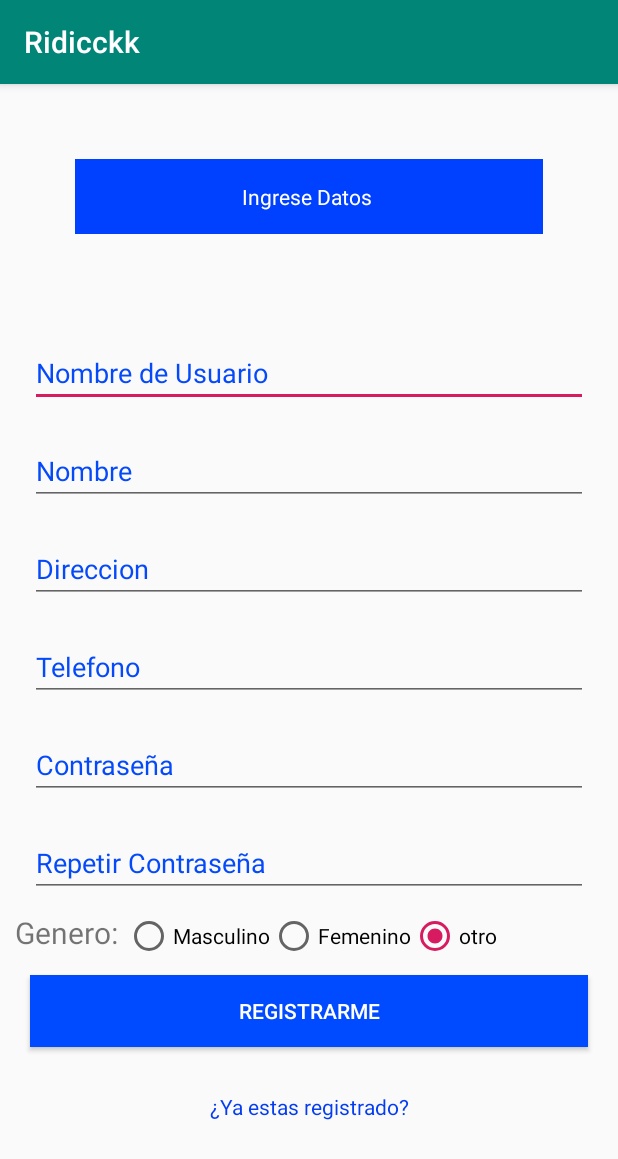
After one commit to wilsonfjp/RIDICCKK, an Android app: the nueva1 screen opened directly, with no data from a screen before it, on a phone screen of 412 x 824 dp. The commit adds this screen. Shown: the top 1159 px of the screen. Run offline under Robolectric (Android 15) with nearby library versions, the phone set to English and light mode, and no system bars.

Commit message:
iniciov2

```diff
--- a/app/src/main/AndroidManifest.xml
+++ b/app/src/main/AndroidManifest.xml
@@ -9,6 +9,7 @@
         android:roundIcon="@mipmap/ic_launcher_round"
         android:supportsRtl="true"
         android:theme="@style/AppTheme">
+        <activity android:name=".nueva1"></activity>
         <activity android:name=".MainActivity">
             <intent-filter>
                 <action android:name="android.intent.action.MAIN" />
--- /dev/null
+++ b/app/src/main/java/com/example/ridicckk/nueva1.java
@@ -0,0 +1,14 @@
+package com.example.ridicckk;
+
+import androidx.appcompat.app.AppCompatActivity;
+
+import android.os.Bundle;
+
+public class nueva1 extends AppCompatActivity {
+
+    @Override
+    protected void onCreate(Bundle savedInstanceState) {
+        super.onCreate(savedInstanceState);
+        setContentView(R.layout.activity_nueva1);
+    }
+}
--- a/app/src/main/res/layout/activity_main.xml
+++ b/app/src/main/res/layout/activity_main.xml
@@ -50,6 +50,14 @@
               android:layout_width="match_parent"
               android:layout_height="match_parent"
               android:text="ENVIAR"/>
+          <GridLayout
+              android:layout_margin="10dp"
+              android:layout_width="wrap_content"
+              android:layout_height="wrap_content">
+
+
+          </GridLayout>
+
 
 
 
--- /dev/null
+++ b/app/src/main/res/layout/activity_nueva1.xml
@@ -0,0 +1,142 @@
+<?xml version="1.0" encoding="utf-8"?>
+<ScrollView xmlns:android="http://schemas.android.com/apk/res/android"
+    xmlns:app="http://schemas.android.com/apk/res-auto"
+    xmlns:tools="http://schemas.android.com/tools"
+    android:layout_width="match_parent"
+    android:layout_height="match_parent"
+    tools:context=".nueva1">
+
+    <androidx.appcompat.widget.LinearLayoutCompat
+        android:layout_width="match_parent"
+        android:orientation="vertical"
+        android:layout_height="match_parent">
+        <RelativeLayout
+            android:layout_margin="50dp"
+            android:layout_width="match_parent"
+            android:layout_height="50dp"
+            android:background="#0041FF">
+
+            <TextView
+                android:layout_width="match_parent"
+                android:layout_height="match_parent"
+                android:text="Ingrese Datos
+"
+                android:gravity="center"
+                android:textColor="#FFFFFF">
+
+            </TextView>
+
+        </RelativeLayout>
+        <GridLayout
+            android:layout_margin="10dp"
+            android:layout_width="match_parent"
+            android:layout_height="match_parent"
+            android:columnCount="1"
+            android:rowCount="2">
+            <EditText
+                android:layout_margin="10dp"
+                android:layout_width="match_parent"
+                android:layout_height="match_parent"
+                android:hint="Nombre de Usuario"
+                android:textColorHint="#0449FA"/>
+
+            <EditText
+                android:layout_margin="10dp"
+                android:layout_width="match_parent"
+                android:layout_height="match_parent"
+                android:hint="Nombre"
+                android:textColorHint="#0449FA"/>
+            <EditText
+                android:layout_margin="10dp"
+                android:layout_width="match_parent"
+                android:layout_height="match_parent"
+                android:hint="Direccion"
+                android:textColorHint="#0449FA"/>
+
+            <EditText
+                android:layout_margin="10dp"
+                android:layout_width="match_parent"
+                android:layout_height="match_parent"
+                android:hint="Telefono"
+                android:textColorHint="#0449FA"/>
+            <EditText
+                android:layout_margin="10dp"
+                android:layout_width="match_parent"
+                android:layout_height="match_parent"
+                android:hint="Contraseña"
+                android:textColorHint="#0449FA"/>
+
+            <EditText
+                android:layout_margin="10dp"
+                android:layout_width="match_parent"
+                android:layout_height="match_parent"
+                android:hint="Repetir Contraseña"
+                android:textColorHint="#0449FA"/>
+            <RadioGroup
+                android:layout_width="wrap_content"
+                android:layout_height="wrap_content"
+                android:checkedButton="@+id/o"
+                android:orientation="horizontal">
+                <TextView
+                    android:layout_width="wrap_content"
+                    android:layout_height="wrap_content"
+                    android:textSize="20dp"
+                    android:text="Genero: "/>
+                <RadioButton
+                    android:id="@+id/m"
+                    android:layout_width="wrap_content"
+                    android:layout_height="wrap_content"
+                    android:text="Masculino"/>
+                <RadioButton
+                    android:id="@+id/f"
+                    android:layout_width="wrap_content"
+                    android:layout_height="wrap_content"
+                    android:text="Femenino"/>
+                <RadioButton
+                    android:id="@+id/o"
+                    android:layout_width="wrap_content"
+                    android:layout_height="wrap_content"
+                    android:text="otro"/>
+
+
+            </RadioGroup>
+
+            <Button
+                android:layout_margin="10dp"
+                android:background="#004BFF"
+                android:textColor="#fff"
+                android:layout_width="match_parent"
+                android:layout_height="match_parent"
+                android:text="Registrarme"/>
+
+
+
+
+        </GridLayout>
+        <GridLayout
+            android:layout_margin="10dp"
+            android:layout_width="match_parent"
+            android:layout_height="match_parent"
+            android:columnCount="1"
+            android:rowCount="2">
+            <TextView
+                android:layout_width="match_parent"
+                android:layout_height="match_parent"
+                android:text="¿Ya estas registrado?"
+                android:gravity="center"
+                android:textColor="#043DF1"/>
+
+
+
+
+        </GridLayout>
+
+
+
+
+
+
+
+    </androidx.appcompat.widget.LinearLayoutCompat>
+
+</ScrollView>
```
